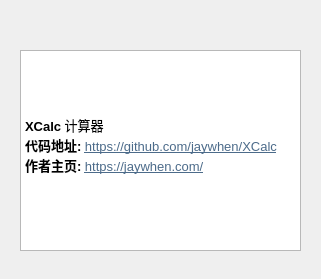
The window that aboutx.ui (jaywhen/LearnQt) describes before a commit, drawn with Qt 5.
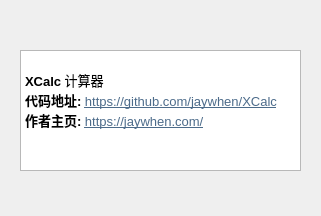
The same window after the commit.

What changed in the file:
```diff
--- a/aboutx.ui
+++ b/aboutx.ui
@@ -7,7 +7,7 @@
     <x>0</x>
     <y>0</y>
     <width>321</width>
-    <height>279</height>
+    <height>216</height>
    </rect>
   </property>
   <property name="windowTitle">
@@ -22,7 +22,7 @@
      <x>20</x>
      <y>50</y>
      <width>281</width>
-     <height>201</height>
+     <height>121</height>
     </rect>
    </property>
    <property name="html">
@@ -31,9 +31,6 @@
 p, li { white-space: pre-wrap; }
 &lt;/style&gt;&lt;/head&gt;&lt;body style=&quot; font-family:'Noto Sans'; font-size:10pt; font-weight:400; font-style:normal;&quot;&gt;
 &lt;p style=&quot;-qt-paragraph-type:empty; margin-top:0px; margin-bottom:0px; margin-left:0px; margin-right:0px; -qt-block-indent:0; text-indent:0px; font-family:'Noto Sans';&quot;&gt;&lt;br /&gt;&lt;/p&gt;
-&lt;p style=&quot;-qt-paragraph-type:empty; margin-top:0px; margin-bottom:0px; margin-left:0px; margin-right:0px; -qt-block-indent:0; text-indent:0px; font-family:'Noto Sans'; font-weight:600;&quot;&gt;&lt;br /&gt;&lt;/p&gt;
-&lt;p style=&quot;-qt-paragraph-type:empty; margin-top:0px; margin-bottom:0px; margin-left:0px; margin-right:0px; -qt-block-indent:0; text-indent:0px; font-family:'Noto Sans'; font-weight:600;&quot;&gt;&lt;br /&gt;&lt;/p&gt;
-&lt;p style=&quot;-qt-paragraph-type:empty; margin-top:0px; margin-bottom:0px; margin-left:0px; margin-right:0px; -qt-block-indent:0; text-indent:0px; font-family:'Noto Sans'; font-weight:600;&quot;&gt;&lt;br /&gt;&lt;/p&gt;
 &lt;p style=&quot; margin-top:0px; margin-bottom:0px; margin-left:0px; margin-right:0px; -qt-block-indent:0; text-indent:0px;&quot;&gt;&lt;span style=&quot; font-family:'Noto Sans'; font-weight:600;&quot;&gt;XCalc&lt;/span&gt;&lt;span style=&quot; font-family:'Noto Sans';&quot;&gt; 计算器&lt;/span&gt;&lt;/p&gt;
 &lt;p style=&quot; margin-top:0px; margin-bottom:0px; margin-left:0px; margin-right:0px; -qt-block-indent:0; text-indent:0px;&quot;&gt;&lt;span style=&quot; font-family:'Noto Sans'; font-weight:600;&quot;&gt;代码地址:&lt;/span&gt;&lt;span style=&quot; font-family:'Noto Sans';&quot;&gt; &lt;/span&gt;&lt;a href=&quot;https://github.com/jaywhen/XCalc&quot;&gt;&lt;span style=&quot; font-family:'Noto Sans'; text-decoration: underline; color:#4c6b8a;&quot;&gt;https://github.com/jaywhen/XCalc&lt;/span&gt;&lt;/a&gt;&lt;/p&gt;
 &lt;p style=&quot; margin-top:0px; margin-bottom:0px; margin-left:0px; margin-right:0px; -qt-block-indent:0; text-indent:0px;&quot;&gt;&lt;span style=&quot; font-family:'Noto Sans'; font-weight:600;&quot;&gt;作者主页:&lt;/span&gt;&lt;span style=&quot; font-family:'Noto Sans';&quot;&gt; &lt;/span&gt;&lt;a href=&quot;https://jaywhen.com/&quot;&gt;&lt;span style=&quot; font-family:'Noto Sans'; text-decoration: underline; color:#4c6b8a;&quot;&gt;https://jaywhen.com/&lt;/span&gt;&lt;/a&gt;&lt;/p&gt;&lt;/body&gt;&lt;/html&gt;</string>
```
